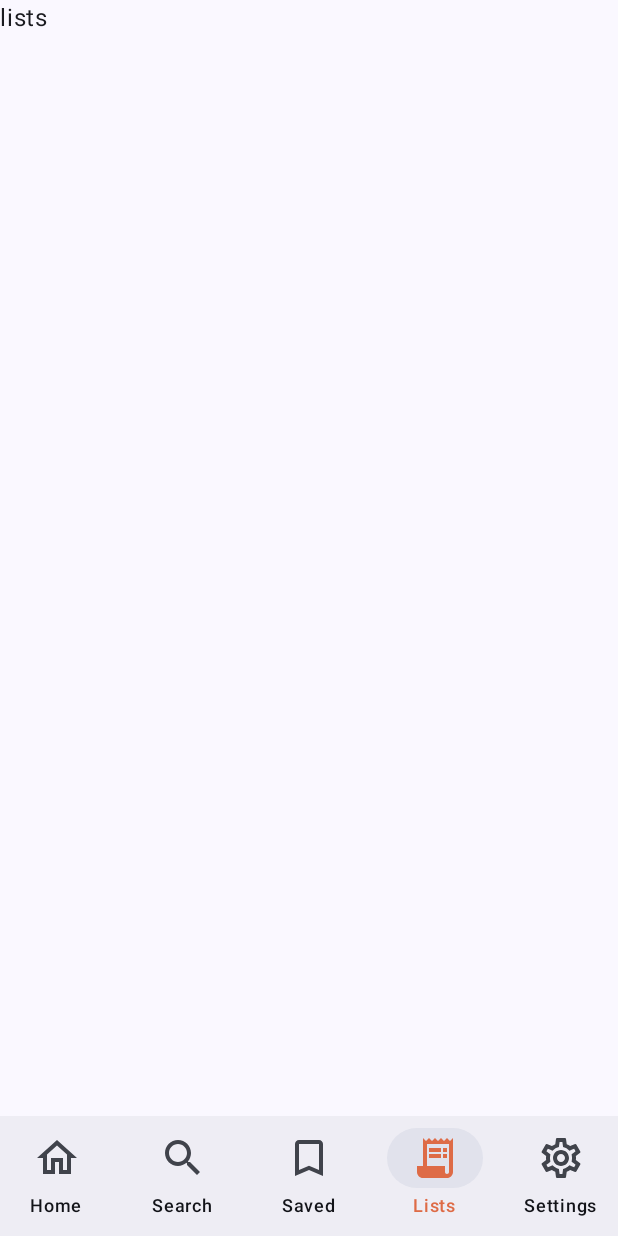
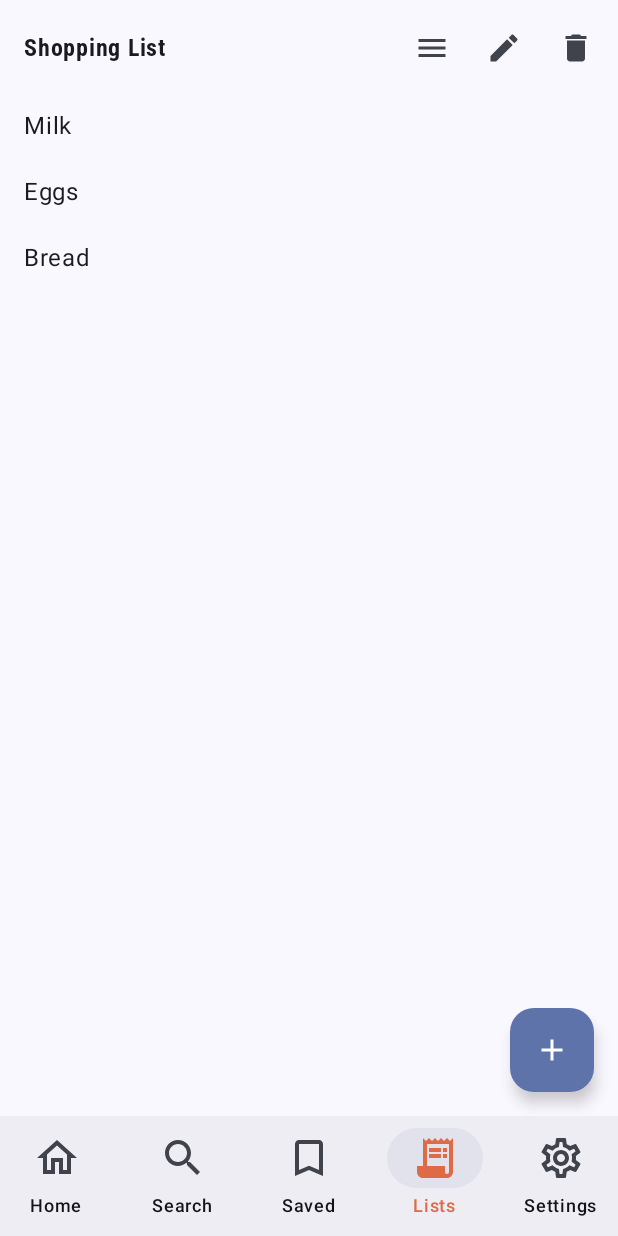
Before and after one commit to Jatinder-Sohal/FinalYearProject-HCI, an Android app built with Jetpack Compose: the CompanionListsScreen screen opened through its navigation route, on a phone screen of 412 x 824 dp. Run offline under Robolectric (Android 15) with nearby library versions, the phone set to English and light mode, and no system bars.

Commit message:
Added a basic skelton of the page with a basic top bar, a floating add item button and some list items created with a seprate method filtering through an array.

```diff
--- a/cooking_companion/app/src/main/java/com/example/cooking_companion/ui/pages/CompanionListsScreen.kt
+++ b/cooking_companion/app/src/main/java/com/example/cooking_companion/ui/pages/CompanionListsScreen.kt
@@ -2,13 +2,93 @@ package com.example.cooking_companion.ui.pages
 
 
 
+import androidx.compose.foundation.clickable
+import androidx.compose.foundation.layout.Arrangement
+import androidx.compose.foundation.layout.Row
+import androidx.compose.foundation.layout.fillMaxWidth
+import androidx.compose.foundation.layout.padding
+import androidx.compose.foundation.lazy.LazyColumn
+import androidx.compose.foundation.lazy.items
+import androidx.compose.material.icons.Icons
+import androidx.compose.material.icons.filled.Add
+import androidx.compose.material.icons.filled.Delete
+import androidx.compose.material.icons.filled.Edit
+import androidx.compose.material.icons.filled.Menu
+import androidx.compose.material3.ExperimentalMaterial3Api
+import androidx.compose.material3.FloatingActionButton
+import androidx.compose.material3.Icon
+import androidx.compose.material3.IconButton
+import androidx.compose.material3.Scaffold
+import androidx.compose.material3.SmallTopAppBar
 import androidx.compose.material3.Text
+import androidx.compose.material3.TopAppBar
 import androidx.compose.runtime.Composable
+import androidx.compose.runtime.getValue
+import androidx.compose.runtime.mutableStateOf
+import androidx.compose.runtime.remember
+import androidx.compose.runtime.setValue
+import androidx.compose.ui.Alignment
 import androidx.compose.ui.Modifier
+import androidx.compose.ui.unit.dp
+
+@OptIn(ExperimentalMaterial3Api::class)
+@Composable
+fun CompanionListsScreen(modifier: Modifier = Modifier, ) {
+    var items by remember { mutableStateOf(listOf("Milk", "Eggs", "Bread")) }
+
+    Scaffold(
+        topBar = {
+            TopAppBar(
+                /*colors = TopAppBarDefaults.topAppBarColors(
+                    containerColor = MaterialTheme.colorScheme.primaryContainer,
+                    titleContentColor = MaterialTheme.colorScheme.primary,
+                ), */
+                title = { Text("Shopping List") },
+                actions = {
+                    IconButton(onClick = { }) {
+                        Icon(
+                            imageVector = Icons.Filled.Menu,
+                            contentDescription = "Localized description"
+                        )
+                    }
+                    IconButton(onClick = {}) {
+                        Icon(Icons.Default.Edit, contentDescription = "Edit")
+                    }
+                    IconButton(onClick = {}) {
+                        Icon(Icons.Default.Delete, contentDescription = "Delete All")
+                    }
+                }
+            )
+        },
+        floatingActionButton = {
+            FloatingActionButton(onClick = { }) {
+                Icon(Icons.Default.Add, contentDescription = "Add item")
+            }
+        }
+    ) { innerPadding ->
+        LazyColumn(
+            contentPadding = innerPadding,
+            verticalArrangement = Arrangement.spacedBy(4.dp)
+        ) {
+            items(items) { item ->
+                ListItem(
+                    text = item,
+                    modifier = Modifier.fillMaxWidth()
+                )
+            }
+        }
+    }
+}
 
 @Composable
-fun CompanionListsScreen(
-    modifier: Modifier = Modifier,
-) {
-    Text(text = "lists")
+fun ListItem(text: String, modifier: Modifier = Modifier) {
+    Row(
+        modifier = modifier
+            .padding(horizontal = 16.dp, vertical = 8.dp)
+            .fillMaxWidth(),
+        horizontalArrangement = Arrangement.SpaceBetween,
+        verticalAlignment = Alignment.CenterVertically
+    ) {
+        Text(text = text)
+    }
 }
```
Also changed, not shown: 1 other file.
